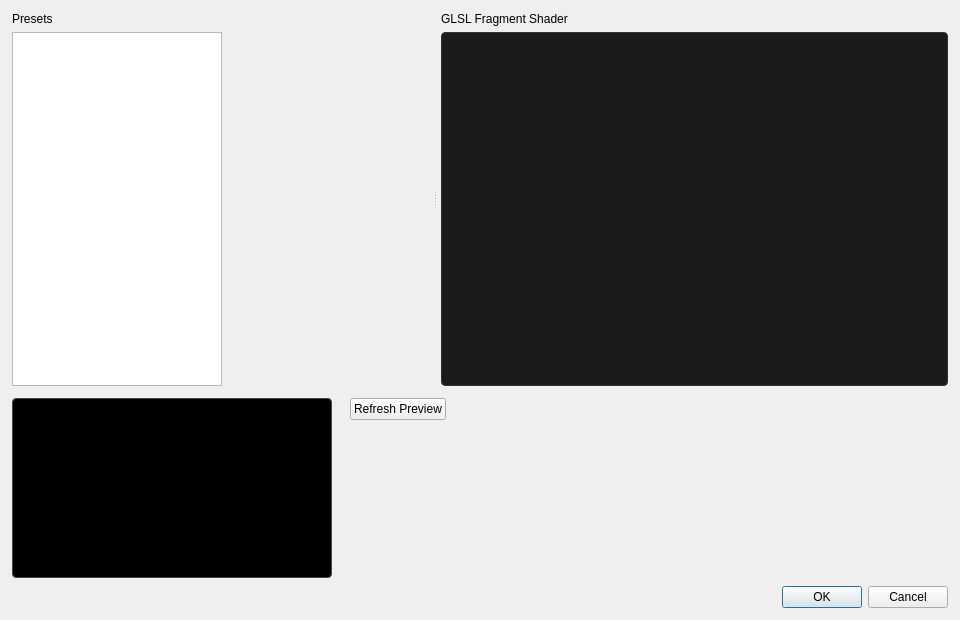
Before: the Qt Designer form forms/ShaderEditDialog.ui in CutWire-Studios/Prism, drawn with Qt 5.
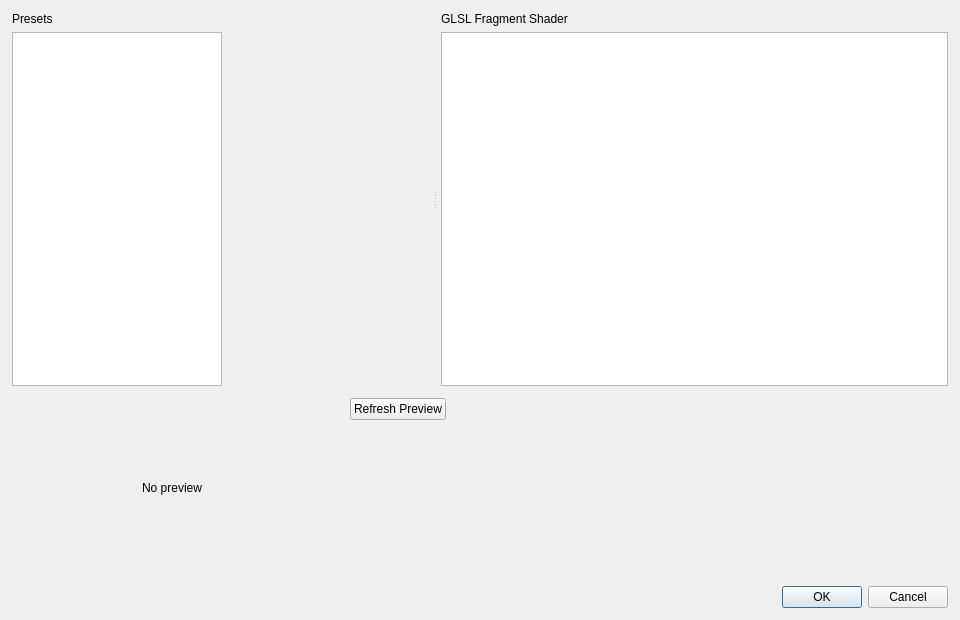
After: the same form once the commit is applied.

The edit to the form file:
```diff
--- a/forms/ShaderEditDialog.ui
+++ b/forms/ShaderEditDialog.ui
@@ -109,9 +109,6 @@
          <property name="lineWrapMode">
           <enum>QPlainTextEdit::NoWrap</enum>
          </property>
-         <property name="styleSheet">
-          <string notr="true">QPlainTextEdit { background:#1a1b1d; color:#d4d4d4; border:1px solid #333; border-radius:4px; }</string>
-         </property>
         </widget>
        </item>
       </layout>
@@ -149,9 +146,7 @@
           <height>180</height>
          </size>
         </property>
-        <property name="styleSheet">
-         <string notr="true">background:#000; border:1px solid #444; border-radius:4px;</string>
-        </property>
+        <property name="role" stdset="0"><string>panel</string></property>
         <property name="text">
          <string>No preview</string>
         </property>
```
Left out of the diff: 5 changed lines with no effect on the pictures.
